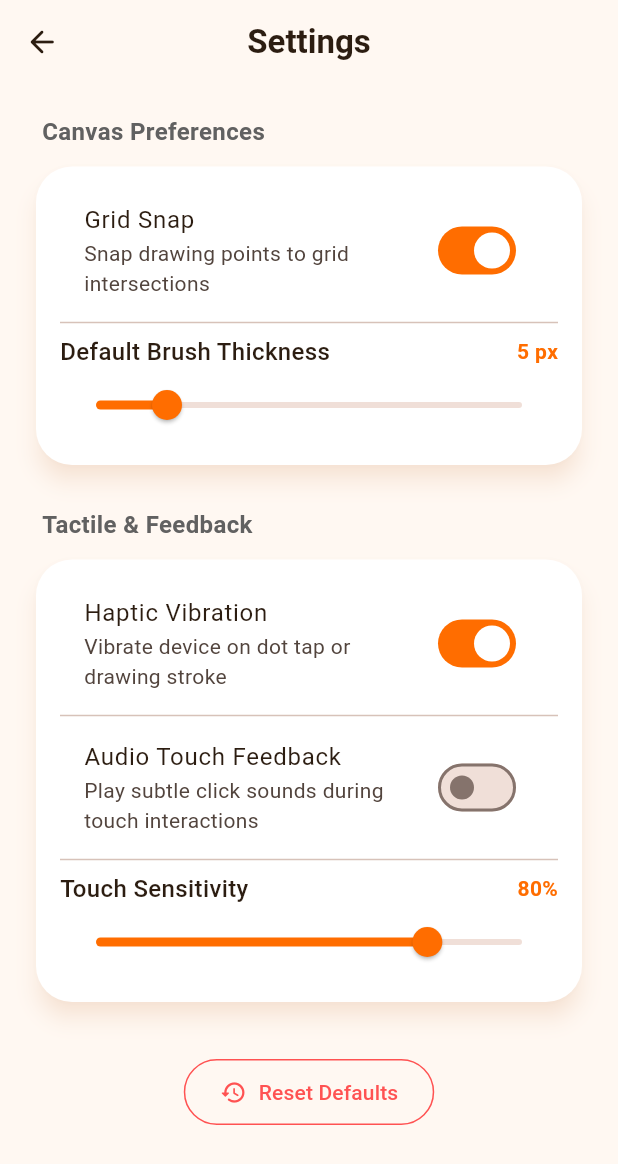
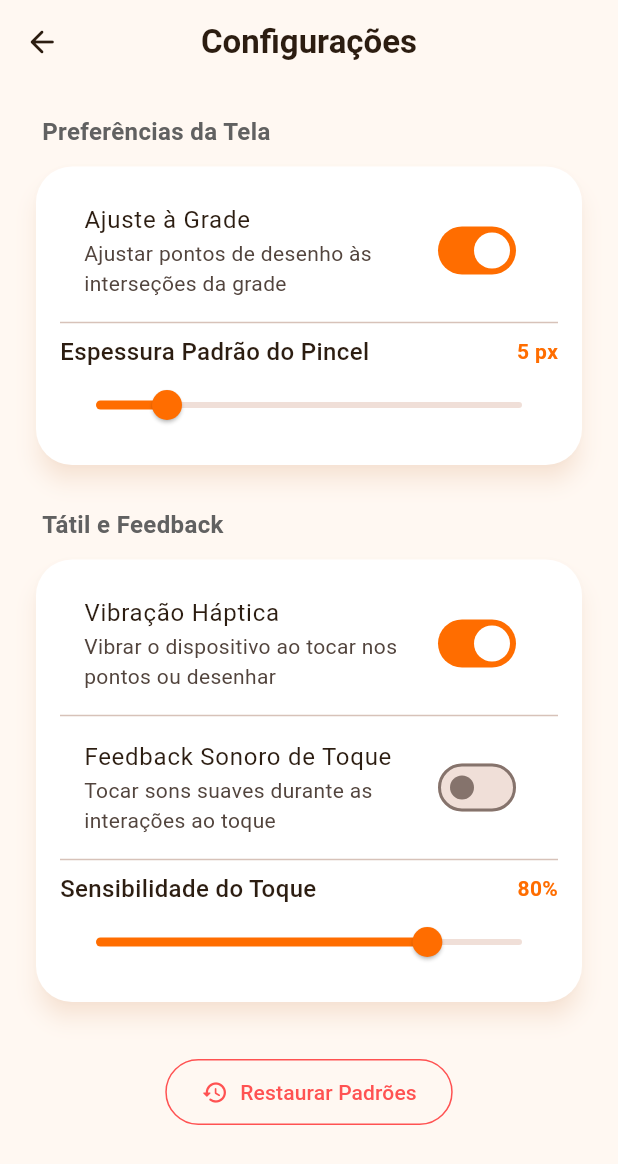
Before and after one commit to Gusthevo/braillepad, a Flutter app: the SettingsScreen screen opened directly, on a phone screen of 412 x 824 dp. Shown: the top 1164 px of the screen. Run offline on Flutter 3.47's test engine with Material 3 defaults, Android fonts, the phone set to English and light mode, and no system bars; network calls fail.

Commit message:
alterações para portugues

```diff
--- a/frontend/lib/screens/braille_pad_screen.dart
+++ b/frontend/lib/screens/braille_pad_screen.dart
@@ -13,7 +13,7 @@ class _BraillePadScreenState extends State<BraillePadScreen> {
   final List<bool> _dots = [false, false, false, false, false, false];
   String _constructedText = '';
 
-  // Standard English Braille Map (Dot combinations -> Letter)
+  // Standard English/Portuguese Braille Map (Dot combinations -> Letter)
   static final Map<String, String> _brailleMap = {
     '100000': 'a',
     '110000': 'b',
@@ -80,7 +80,7 @@ class _BraillePadScreenState extends State<BraillePadScreen> {
     return Scaffold(
       backgroundColor: AppTheme.warmBackground,
       appBar: AppBar(
-        title: const Text('Braille Pad Studio'),
+        title: const Text('Estúdio BraillePad'),
         leading: IconButton(
           icon: const Icon(Icons.arrow_back_rounded),
           onPressed: () => Navigator.pop(context),
@@ -110,7 +110,7 @@ class _BraillePadScreenState extends State<BraillePadScreen> {
                   crossAxisAlignment: CrossAxisAlignment.start,
                   children: [
                     Text(
-                      'Constructed Text:',
+                      'Texto Construído:',
                       style: TextStyle(
                         fontSize: 12,
                         fontWeight: FontWeight.bold,
@@ -119,7 +119,7 @@ class _BraillePadScreenState extends State<BraillePadScreen> {
                     ),
                     const SizedBox(height: 8),
                     Text(
-                      _constructedText.isEmpty ? 'Tap dots to form letters...' : _constructedText,
+                      _constructedText.isEmpty ? 'Toque nos pontos para formar letras...' : _constructedText,
                       style: TextStyle(
                         fontSize: 28,
                         fontWeight: FontWeight.bold,
@@ -138,7 +138,7 @@ class _BraillePadScreenState extends State<BraillePadScreen> {
                 mainAxisAlignment: MainAxisAlignment.center,
                 children: [
                   const Text(
-                    'Detected Character: ',
+                    'Caractere Detectado: ',
                     style: TextStyle(fontSize: 18, color: AppTheme.darkText),
                   ),
                   AnimatedSwitcher(
@@ -236,12 +236,12 @@ class _BraillePadScreenState extends State<BraillePadScreen> {
                   ElevatedButton.icon(
                     onPressed: _translatedChar != '?' ? _addCurrentCharacter : null,
                     icon: const Icon(Icons.add_rounded),
-                    label: const Text('Add Letter'),
+                    label: const Text('Adicionar Letra'),
                   ),
                   OutlinedButton.icon(
                     onPressed: () => setState(() => _constructedText += ' '),
                     icon: const Icon(Icons.space_bar_rounded),
-                    label: const Text('Space'),
+                    label: const Text('Espaço'),
                   ),
                   OutlinedButton.icon(
                     onPressed: () {
@@ -253,12 +253,12 @@ class _BraillePadScreenState extends State<BraillePadScreen> {
                       }
                     },
                     icon: const Icon(Icons.backspace_rounded),
-                    label: const Text('Backspace'),
+                    label: const Text('Apagar'),
                   ),
                   IconButton(
                     onPressed: _clearDots,
                     icon: const Icon(Icons.refresh_rounded),
-                    tooltip: 'Reset Dots',
+                    tooltip: 'Redefinir Pontos',
                   ),
                 ],
               ),
--- a/frontend/lib/screens/canvas_screen.dart
+++ b/frontend/lib/screens/canvas_screen.dart
@@ -79,12 +79,12 @@ class _CanvasScreenState extends State<CanvasScreen> {
     showDialog(
       context: context,
       builder: (context) => AlertDialog(
-        title: const Text('Clear Canvas?'),
-        content: const Text('Are you sure you want to erase the entire drawing?'),
+        title: const Text('Limpar Tela?'),
+        content: const Text('Tem certeza de que deseja apagar todo o desenho?'),
         actions: [
           TextButton(
             onPressed: () => Navigator.pop(context),
-            child: const Text('Cancel'),
+            child: const Text('Cancelar'),
           ),
           ElevatedButton(
             style: ElevatedButton.styleFrom(
@@ -98,12 +98,12 @@ class _CanvasScreenState extends State<CanvasScreen> {
               Navigator.pop(context);
               ScaffoldMessenger.of(context).showSnackBar(
                 const SnackBar(
-                  content: Text('Canvas cleared'),
+                  content: Text('Tela limpa'),
                   duration: Duration(seconds: 2),
                 ),
               );
             },
-            child: const Text('Clear All'),
+            child: const Text('Limpar Tudo'),
           ),
         ],
       ),
@@ -117,7 +117,7 @@ class _CanvasScreenState extends State<CanvasScreen> {
           children: [
             Icon(Icons.check_circle_rounded, color: Colors.white),
             SizedBox(width: 12),
-            Text('Drawing saved to Gallery!'),
+            Text('Desenho salvo na Galeria!'),
           ],
         ),
         backgroundColor: Colors.green.shade700,
@@ -132,7 +132,7 @@ class _CanvasScreenState extends State<CanvasScreen> {
     return Scaffold(
       backgroundColor: AppTheme.warmBackground,
       appBar: AppBar(
-        title: const Text('Interactive Canvas'),
+        title: const Text('Tela Interativa'),
         leading: IconButton(
           icon: const Icon(Icons.arrow_back_rounded),
           onPressed: () => Navigator.pop(context),
@@ -141,7 +141,7 @@ class _CanvasScreenState extends State<CanvasScreen> {
           // Grid switch button
           PopupMenuButton<CanvasGridType>(
             icon: const Icon(Icons.grid_4x4_rounded),
-            tooltip: 'Grid Style',
+            tooltip: 'Estilo da Grade',
             onSelected: (type) => setState(() => _gridType = type),
             itemBuilder: (context) => [
               const PopupMenuItem(
@@ -150,7 +150,7 @@ class _CanvasScreenState extends State<CanvasScreen> {
                   children: [
                     Icon(Icons.grain_rounded, color: AppTheme.primaryOrange),
                     SizedBox(width: 8),
-                    Text('Dot Grid'),
+                    Text('Grade de Pontos'),
                   ],
                 ),
               ),
@@ -160,7 +160,7 @@ class _CanvasScreenState extends State<CanvasScreen> {
                   children: [
                     Icon(Icons.grid_on_rounded, color: AppTheme.primaryOrange),
                     SizedBox(width: 8),
-                    Text('Line Grid'),
+                    Text('Grade de Linhas'),
                   ],
                 ),
               ),
@@ -170,7 +170,7 @@ class _CanvasScreenState extends State<CanvasScreen> {
                   children: [
                     Icon(Icons.crop_square_rounded, color: AppTheme.primaryOrange),
                     SizedBox(width: 8),
-                    Text('Blank Canvas'),
+                    Text('Tela em Branco'),
                   ],
                 ),
               ),
@@ -179,22 +179,22 @@ class _CanvasScreenState extends State<CanvasScreen> {
           IconButton(
             icon: const Icon(Icons.undo_rounded),
             onPressed: _strokes.isNotEmpty ? _undo : null,
-            tooltip: 'Undo',
+            tooltip: 'Desfazer',
           ),
           IconButton(
             icon: const Icon(Icons.redo_rounded),
             onPressed: _redoStack.isNotEmpty ? _redo : null,
-            tooltip: 'Redo',
+            tooltip: 'Refazer',
           ),
           IconButton(
             icon: const Icon(Icons.delete_outline_rounded),
             onPressed: _strokes.isNotEmpty ? _clearCanvas : null,
-            tooltip: 'Clear',
+            tooltip: 'Limpar',
           ),
           IconButton(
             icon: const Icon(Icons.save_alt_rounded),
             onPressed: _strokes.isNotEmpty ? _saveCanvas : null,
-            tooltip: 'Save',
+            tooltip: 'Salvar',
           ),
         ],
       ),
--- a/frontend/lib/screens/dashboard_screen.dart
+++ b/frontend/lib/screens/dashboard_screen.dart
@@ -10,8 +10,8 @@ class DashboardScreen extends StatelessWidget {
 
   final List<_DashboardItem> _items = const [
     _DashboardItem(
-      title: 'Interactive Canvas',
-      subtitle: 'Freehand drawing, brush tools & interactive touch',
+      title: 'Tela Interativa',
+      subtitle: 'Desenho livre, ferramentas de pincel e toque interativo',
       icon: Icons.draw_rounded,
       gradient: LinearGradient(
         colors: [Color(0xFFFF6D00), Color(0xFFFF9E40)],
@@ -22,8 +22,8 @@ class DashboardScreen extends StatelessWidget {
       heroTag: 'canvas_hero',
     ),
     _DashboardItem(
-      title: 'Braille Pad Studio',
-      subtitle: '6/8 Dot Braille cell touch matrix & translation',
+      title: 'Estúdio BraillePad',
+      subtitle: 'Matriz de 6/8 pontos Braille e tradução em tempo real',
       icon: Icons.grid_on_rounded,
       gradient: LinearGradient(
         colors: [Color(0xFFE65100), Color(0xFFFF8F00)],
@@ -34,8 +34,8 @@ class DashboardScreen extends StatelessWidget {
       heroTag: 'braille_hero',
     ),
     _DashboardItem(
-      title: 'Saved Gallery',
-      subtitle: 'View, edit and export your created canvases',
+      title: 'Galeria Salva',
+      subtitle: 'Visualize, edite e exporte suas telas criadas',
       icon: Icons.collections_rounded,
       gradient: LinearGradient(
         colors: [Color(0xFFF57C00), Color(0xFFFFB300)],
@@ -46,8 +46,8 @@ class DashboardScreen extends StatelessWidget {
       heroTag: 'gallery_hero',
     ),
     _DashboardItem(
-      title: 'Settings',
-      subtitle: 'Brush sensitivity, grid options & preferences',
+      title: 'Configurações',
+      subtitle: 'Sensibilidade do pincel, opções de grade e preferências',
       icon: Icons.tune_rounded,
       gradient: LinearGradient(
         colors: [Color(0xFFEF6C00), Color(0xFFFF8A65)],
@@ -72,7 +72,7 @@ class DashboardScreen extends StatelessWidget {
             onPressed: () {
               showAboutDialog(
                 context: context,
-                applicationName: 'Braillepad Frontend',
+                applicationName: 'BraillePad Frontend',
                 applicationVersion: '1.0.0',
                 applicationIcon: const Icon(
                   Icons.gesture_rounded,
@@ -80,7 +80,7 @@ class DashboardScreen extends StatelessWidget {
                   size: 40,
                 ),
                 children: [
-                  const Text('An interactive Flutter canvas and braille pad studio.'),
+                  const Text('Estúdio interativo de telas e aprendizado de Braille.'),
                 ],
               );
             },
@@ -113,14 +113,14 @@ class DashboardScreen extends StatelessWidget {
                     crossAxisAlignment: CrossAxisAlignment.start,
                     children: [
                       Text(
-                        'Select Functionality',
+                        'Navegue pelas opções',
                         style: Theme.of(context).textTheme.headlineSmall?.copyWith(
                               fontWeight: FontWeight.bold,
                               color: AppTheme.darkText,
                             ),
                       ),
                       Text(
-                        'Explore interactive features below',
+                        'Explore as opções em nosso app',
                         style: TextStyle(
                           color: Colors.grey.shade600,
                           fontSize: 14,
--- a/frontend/lib/screens/gallery_screen.dart
+++ b/frontend/lib/screens/gallery_screen.dart
@@ -12,32 +12,32 @@ class GalleryScreen extends StatefulWidget {
 class _GalleryScreenState extends State<GalleryScreen> {
   final List<Map<String, dynamic>> _savedArtworks = [
     {
-      'title': 'Braille Dot Matrix Alpha',
-      'date': 'Oct 24, 2024',
+      'title': 'Matriz Alfa de Pontos Braille',
+      'date': '24 de Out, 2024',
       'imageUrl': 'https://images.unsplash.com/photo-1541701494587-cb58502866ab?w=600&auto=format&fit=crop',
       'icon': Icons.grain_rounded,
       'color': const Color(0xFFFF6D00),
       'isFavorite': true,
     },
     {
-      'title': 'Orange Geometric Sunset',
-      'date': 'Oct 22, 2024',
+      'title': 'Padrão Geométrico Laranja',
+      'date': '22 de Out, 2024',
       'imageUrl': 'https://images.unsplash.com/photo-1618005182384-a83a8bd57fbe?w=600&auto=format&fit=crop',
       'icon': Icons.architecture_rounded,
       'color': const Color(0xFFFF9E40),
       'isFavorite': false,
     },
     {
-      'title': 'Tactile Symbol Practice',
-      'date': 'Oct 18, 2024',
+      'title': 'Prática de Símbolos Táteis',
+      'date': '18 de Out, 2024',
       'imageUrl': 'https://images.unsplash.com/photo-1500462918059-b1a0cb512f1d?w=600&auto=format&fit=crop',
       'icon': Icons.touch_app_rounded,
       'color': const Color(0xFFE65100),
       'isFavorite': true,
     },
     {
-      'title': 'Freehand Abstract Canvas',
-      'date': 'Oct 15, 2024',
+      'title': 'Tela Abstrata Livre',
+      'date': '15 de Out, 2024',
       'imageUrl': 'https://images.unsplash.com/photo-1579783900882-c0d3dad7b119?w=600&auto=format&fit=crop',
       'icon': Icons.palette_rounded,
       'color': const Color(0xFFFFAB00),
@@ -106,7 +106,7 @@ class _GalleryScreenState extends State<GalleryScreen> {
             ),
             const SizedBox(height: 4),
             Text(
-              'Created on ${item['date']}',
+              'Criado em ${item['date']}',
               style: TextStyle(color: Colors.grey.shade600, fontSize: 14),
             ),
             const SizedBox(height: 24),
@@ -124,7 +124,7 @@ class _GalleryScreenState extends State<GalleryScreen> {
                     );
                   },
                   icon: const Icon(Icons.edit_rounded),
-                  label: const Text('Edit Canvas'),
+                  label: const Text('Editar Tela'),
                 ),
                 OutlinedButton.icon(
                   onPressed: () {
@@ -137,7 +137,7 @@ class _GalleryScreenState extends State<GalleryScreen> {
                     item['isFavorite'] ? Icons.favorite_rounded : Icons.favorite_border_rounded,
                     color: Colors.red,
                   ),
-                  label: Text(item['isFavorite'] ? 'Unfavorite' : 'Favorite'),
+                  label: Text(item['isFavorite'] ? 'Desfavoritar' : 'Favoritar'),
                 ),
               ],
             ),
@@ -153,7 +153,7 @@ class _GalleryScreenState extends State<GalleryScreen> {
     return Scaffold(
       backgroundColor: AppTheme.warmBackground,
       appBar: AppBar(
-        title: const Text('Saved Gallery'),
+        title: const Text('Galeria Salva'),
         leading: IconButton(
           icon: const Icon(Icons.arrow_back_rounded),
           onPressed: () => Navigator.pop(context),
@@ -168,7 +168,7 @@ class _GalleryScreenState extends State<GalleryScreen> {
           );
         },
         icon: const Icon(Icons.add_rounded, color: Colors.white),
-        label: const Text('New Canvas', style: TextStyle(color: Colors.white)),
+        label: const Text('Nova Tela', style: TextStyle(color: Colors.white)),
       ),
       body: SafeArea(
         child: Padding(
@@ -181,7 +181,7 @@ class _GalleryScreenState extends State<GalleryScreen> {
                       Icon(Icons.collections_outlined, size: 80, color: Colors.grey.shade400),
                       const SizedBox(height: 16),
                       Text(
-                        'No saved artworks yet',
+                        'Nenhum desenho salvo ainda',
                         style: TextStyle(fontSize: 18, color: Colors.grey.shade600),
                       ),
                     ],
--- a/frontend/lib/screens/settings_screen.dart
+++ b/frontend/lib/screens/settings_screen.dart
@@ -20,7 +20,7 @@ class _SettingsScreenState extends State<SettingsScreen> {
     return Scaffold(
       backgroundColor: AppTheme.warmBackground,
       appBar: AppBar(
-        title: const Text('Settings'),
+        title: const Text('Configurações'),
         leading: IconButton(
           icon: const Icon(Icons.arrow_back_rounded),
           onPressed: () => Navigator.pop(context),
@@ -31,7 +31,7 @@ class _SettingsScreenState extends State<SettingsScreen> {
           padding: const EdgeInsets.all(20),
           children: [
             // Canvas Preferences
-            _buildSectionHeader('Canvas Preferences'),
+            _buildSectionHeader('Preferências da Tela'),
             Card(
               child: Padding(
                 padding: const EdgeInsets.all(16.0),
@@ -39,8 +39,8 @@ class _SettingsScreenState extends State<SettingsScreen> {
                   children: [
                     SwitchListTile(
                       activeTrackColor: AppTheme.primaryOrange,
-                      title: const Text('Grid Snap'),
-                      subtitle: const Text('Snap drawing points to grid intersections'),
+                      title: const Text('Ajuste à Grade'),
+                      subtitle: const Text('Ajustar pontos de desenho às interseções da grade'),
                       value: _gridSnap,
                       onChanged: (val) => setState(() => _gridSnap = val),
                     ),
@@ -52,7 +52,7 @@ class _SettingsScreenState extends State<SettingsScreen> {
                           mainAxisAlignment: MainAxisAlignment.spaceBetween,
                           children: [
                             const Text(
-                              'Default Brush Thickness',
+                              'Espessura Padrão do Pincel',
                               style: TextStyle(fontSize: 16, fontWeight: FontWeight.w500),
                             ),
                             Text(
@@ -81,7 +81,7 @@ class _SettingsScreenState extends State<SettingsScreen> {
             const SizedBox(height: 24),
 
             // Tactile & Feedback Settings
-            _buildSectionHeader('Tactile & Feedback'),
+            _buildSectionHeader('Tátil e Feedback'),
             Card(
               child: Padding(
                 padding: const EdgeInsets.all(16.0),
@@ -89,16 +89,16 @@ class _SettingsScreenState extends State<SettingsScreen> {
                   children: [
                     SwitchListTile(
                       activeTrackColor: AppTheme.primaryOrange,
-                      title: const Text('Haptic Vibration'),
-                      subtitle: const Text('Vibrate device on dot tap or drawing stroke'),
+                      title: const Text('Vibração Háptica'),
+                      subtitle: const Text('Vibrar o dispositivo ao tocar nos pontos ou desenhar'),
                       value: _hapticFeedback,
                       onChanged: (val) => setState(() => _hapticFeedback = val),
                     ),
                     const Divider(),
                     SwitchListTile(
                       activeTrackColor: AppTheme.primaryOrange,
-                      title: const Text('Audio Touch Feedback'),
-                      subtitle: const Text('Play subtle click sounds during touch interactions'),
+                      title: const Text('Feedback Sonoro de Toque'),
+                      subtitle: const Text('Tocar sons suaves durante as interações ao toque'),
                       value: _soundEffects,
                       onChanged: (val) => setState(() => _soundEffects = val),
                     ),
@@ -110,7 +110,7 @@ class _SettingsScreenState extends State<SettingsScreen> {
                           mainAxisAlignment: MainAxisAlignment.spaceBetween,
                           children: [
                             const Text(
-                              'Touch Sensitivity',
+                              'Sensibilidade do Toque',
                               style: TextStyle(fontSize: 16, fontWeight: FontWeight.w500),
                             ),
                             Text(
@@ -155,11 +155,11 @@ class _SettingsScreenState extends State<SettingsScreen> {
                     _touchSensitivity = 0.8;
                   });
                   ScaffoldMessenger.of(context).showSnackBar(
-                    const SnackBar(content: Text('Settings restored to defaults')),
+                    const SnackBar(content: Text('Configurações restauradas para o padrão')),
                   );
                 },
                 icon: const Icon(Icons.restore_rounded),
-                label: const Text('Reset Defaults'),
+                label: const Text('Restaurar Padrões'),
               ),
             ),
           ],
```
